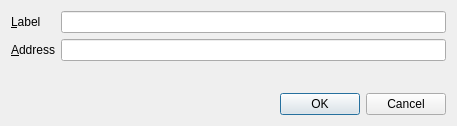
VegasCoin/vegascoin, file src/qt/forms/editaddressdialog.ui: the form before one commit.
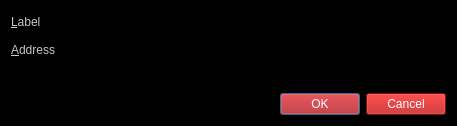
The form after the commit.

Commit message: Updated forms to black background

```diff
--- a/src/qt/forms/editaddressdialog.ui
+++ b/src/qt/forms/editaddressdialog.ui
@@ -13,6 +13,10 @@
   <property name="windowTitle">
    <string>Edit Address</string>
   </property>
+  <property name="styleSheet">
+   <string notr="true">color: rgb(198, 198, 198);
+background-color: rgb(0, 0, 0);</string>
+  </property>
   <layout class="QVBoxLayout" name="verticalLayout">
    <item>
     <layout class="QFormLayout" name="formLayout">
@@ -57,6 +61,11 @@
    </item>
    <item>
     <widget class="QDialogButtonBox" name="buttonBox">
+     <property name="styleSheet">
+      <string notr="true">font: bold 9pt &quot;Sans Serif&quot;;
+color: rgb(255, 255, 255);
+background-color: rgb(183, 13, 13);</string>
+     </property>
      <property name="orientation">
       <enum>Qt::Horizontal</enum>
      </property>
```
The commit also changes 11 other files.
